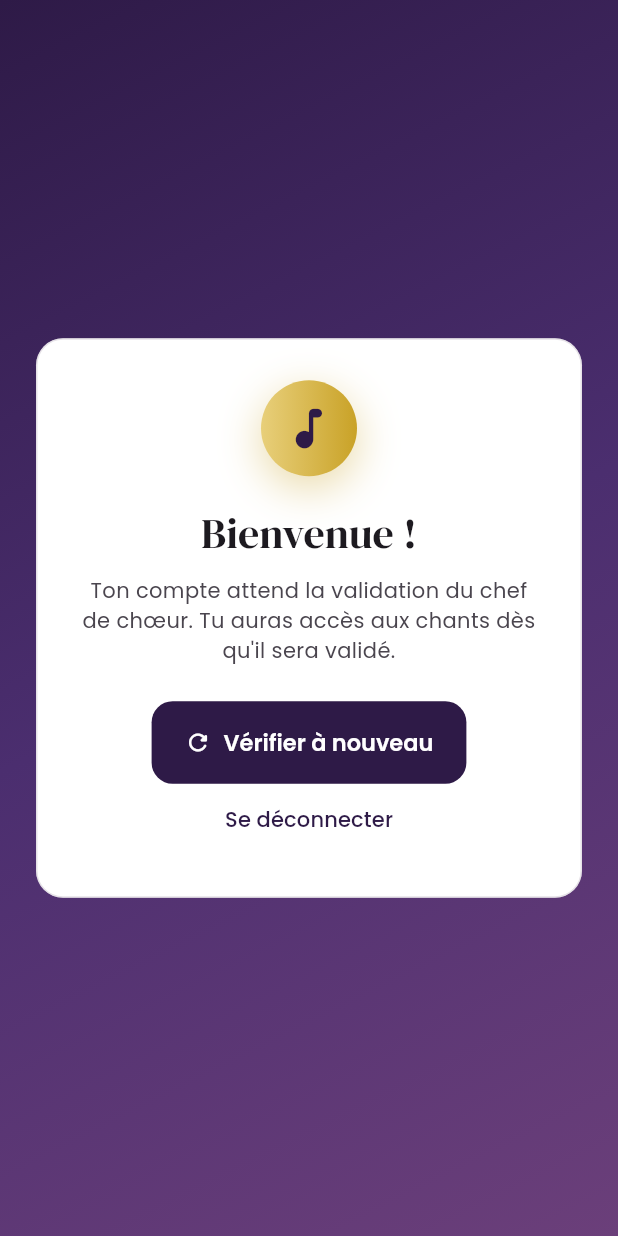
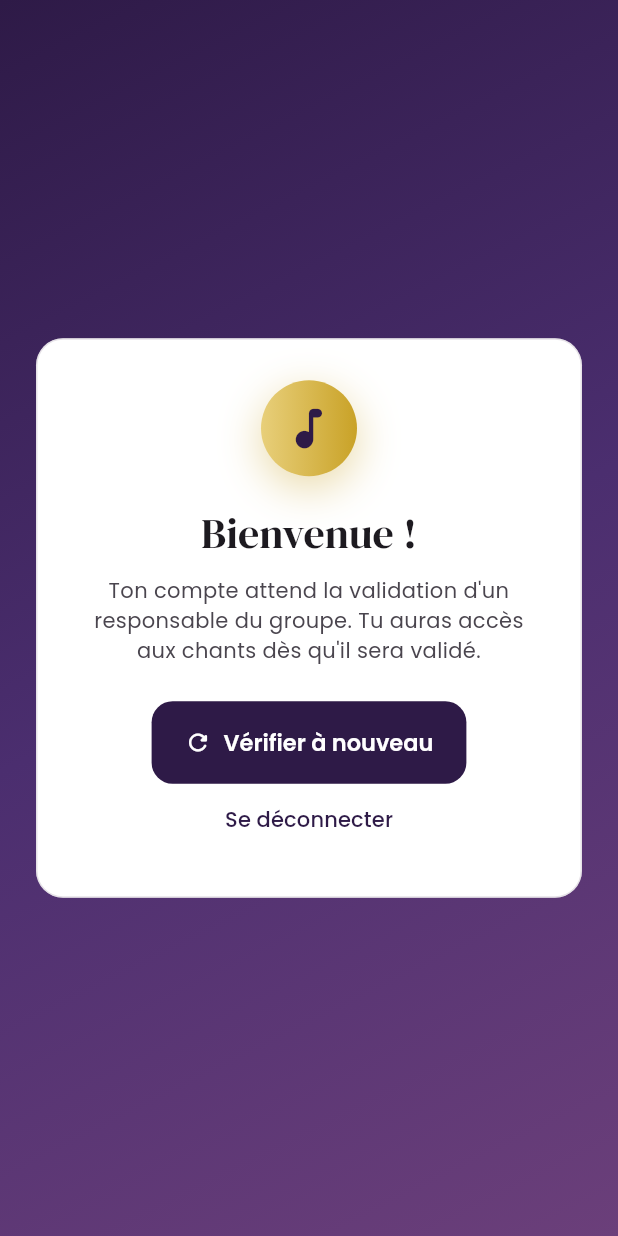
Before and after one commit to faazik11/appli-gdc, a Flutter app: the screen it shows once a user with an empty profile is signed in, on a phone screen of 412 x 824 dp. Run offline on Flutter 3.47's test engine with Material 3 defaults, Android fonts, the phone set to English and light mode, and no system bars; our stand-ins replace file_picker, just_audio, supabase_flutter, wakelock_plus, youtube_player_iframe; missing offline and left inert: dart:js_interop, file_picker_web, syncfusion_flutter_pdf, syncfusion_flutter_pdfviewer; accounts and stored records are empty; network calls fail.

Commit message:
Le rôle « Chef de chœur » s'affiche « Référent »
Co-Authored-By: Claude Opus 5.5 (1M context) <noreply@anthropic.com>
Claude-Session: https://claude.ai/code/session_01BzrsAERg9UiCPzLKpHdmy3

```diff
--- a/lib/models.dart
+++ b/lib/models.dart
@@ -16,7 +16,7 @@ String roleToDb(MemberRole role) => switch (role) {
 
 String roleLabel(MemberRole role) => switch (role) {
       MemberRole.admin => 'Admin',
-      MemberRole.chef => 'Chef de chœur',
+      MemberRole.chef => 'Référent',
       MemberRole.membre => 'Membre',
       MemberRole.enAttente => 'En attente',
     };
--- a/lib/screens/attendance_screen.dart
+++ b/lib/screens/attendance_screen.dart
@@ -124,7 +124,7 @@ class MemberStatsView extends StatelessWidget {
       Padding(
         padding: const EdgeInsets.fromLTRB(24, 6, 24, 0),
         child: Text(
-          'Présences d\'après l\'appel du chef de chœur. Réponses : événements où « Présent », « Peut-être » ou « Absent » a été indiqué.',
+          'Présences d\'après l\'appel fait par les référents. Réponses : événements où « Présent », « Peut-être » ou « Absent » a été indiqué.',
           style: theme.textTheme.bodySmall?.copyWith(color: theme.colorScheme.onSurfaceVariant),
         ),
       ),
--- a/lib/screens/auth_screen.dart
+++ b/lib/screens/auth_screen.dart
@@ -141,7 +141,7 @@ class _AuthScreenState extends State<AuthScreen> {
                         const SizedBox(height: 4),
                         Text(
                           _signUp
-                              ? 'Ton compte sera validé par le chef de chœur.'
+                              ? 'Ton compte sera validé par un responsable du groupe.'
                               : 'Content de te revoir !',
                           style: theme.textTheme.bodyMedium?.copyWith(color: theme.colorScheme.onSurfaceVariant),
                         ),
--- a/lib/screens/pending_screen.dart
+++ b/lib/screens/pending_screen.dart
@@ -29,7 +29,7 @@ class PendingScreen extends StatelessWidget {
                     Text('Bienvenue !', style: theme.textTheme.headlineMedium),
                     const SizedBox(height: 10),
                     Text(
-                      'Ton compte attend la validation du chef de chœur. '
+                      'Ton compte attend la validation d\'un responsable du groupe. '
                       'Tu auras accès aux chants dès qu\'il sera validé.',
                       textAlign: TextAlign.center,
                       style: theme.textTheme.bodyMedium?.copyWith(color: theme.colorScheme.onSurfaceVariant),
--- a/lib/screens/recordings_screen.dart
+++ b/lib/screens/recordings_screen.dart
@@ -198,7 +198,7 @@ class _RecordingsScreenState extends State<RecordingsScreen> {
                   title: 'Aucun enregistrement',
                   message: widget.canEdit
                       ? 'Appuie sur « Enregistrer » au début de la répétition : elle sera datée automatiquement et disponible ici pour tout le groupe.'
-                      : 'Les répétitions enregistrées par le chef de chœur apparaîtront ici.',
+                      : 'Les répétitions enregistrées par les référents apparaîtront ici.',
                 )
               else
                 for (final g in groups.entries) ...[
--- a/lib/widgets/announcements.dart
+++ b/lib/widgets/announcements.dart
@@ -120,7 +120,7 @@ class AnnouncementsSectionState extends State<AnnouncementsSection> {
                   Text(a.body, style: theme.textTheme.bodyLarge),
                   const SizedBox(height: 4),
                   Text(
-                    '${_names[a.authorId] ?? 'Chef de chœur'} · ${DateFormat('d MMM, HH:mm', 'fr_FR').format(a.createdAt)}',
+                    '${_names[a.authorId] ?? 'Référent'} · ${DateFormat('d MMM, HH:mm', 'fr_FR').format(a.createdAt)}',
                     style: theme.textTheme.bodySmall?.copyWith(color: theme.colorScheme.onSurfaceVariant),
                   ),
                 ]),
```
Also changed, not shown: 1 other file.
